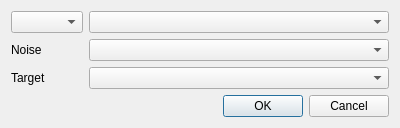
The window that src/wiser/gui/ui_files/mtmf_dialog.ui (Ehlmann-research-group/WISER) describes before a commit, drawn with Qt 5.
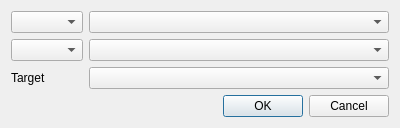
The same window after the commit.

Commit message: feat: Adding new way of selecting noise in mtmf

```diff
--- a/src/wiser/gui/ui_files/mtmf_dialog.ui
+++ b/src/wiser/gui/ui_files/mtmf_dialog.ui
@@ -24,13 +24,6 @@
      </property>
     </widget>
    </item>
-   <item row="1" column="0">
-    <widget class="QLabel" name="lbl_noise">
-     <property name="text">
-      <string>Noise</string>
-     </property>
-    </widget>
-   </item>
    <item row="0" column="0">
     <widget class="QComboBox" name="cbox_input_type"/>
    </item>
@@ -50,6 +43,9 @@
    <item row="2" column="2">
     <widget class="QComboBox" name="cbox_target"/>
    </item>
+   <item row="1" column="0">
+    <widget class="QComboBox" name="cbox_noise_type"/>
+   </item>
   </layout>
  </widget>
  <resources/>
```
The commit also changes 1 other file.
